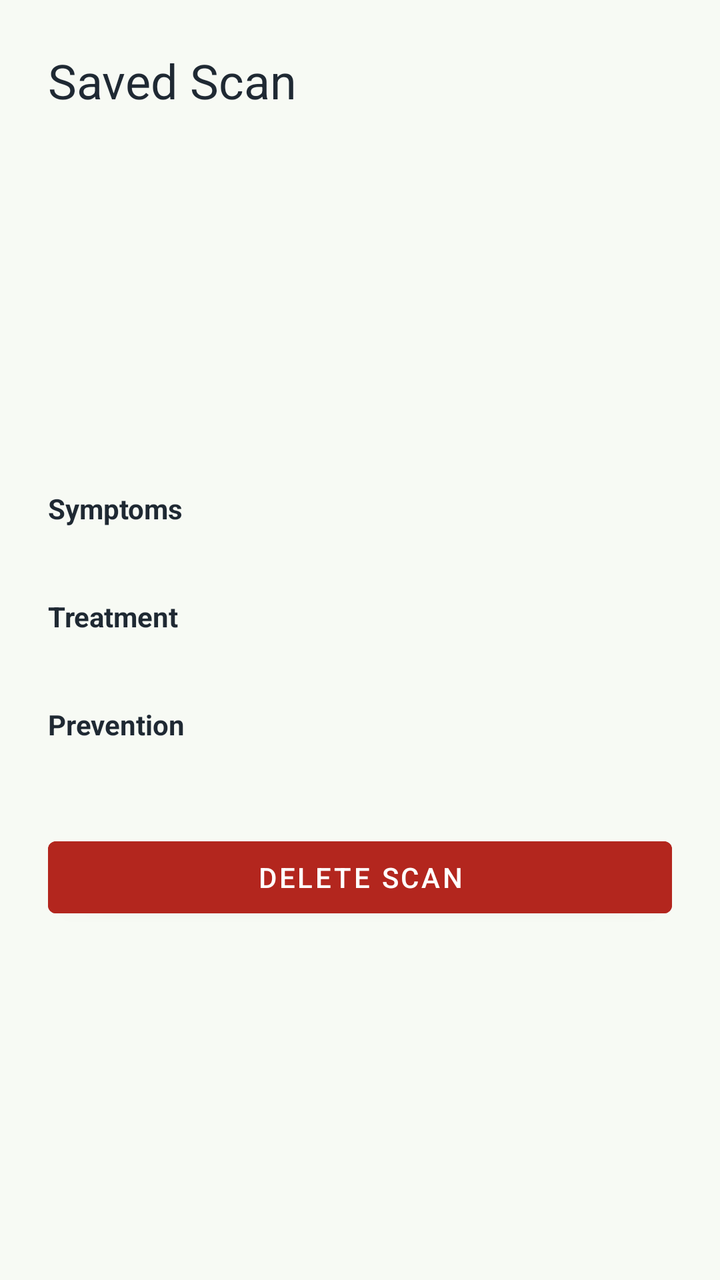
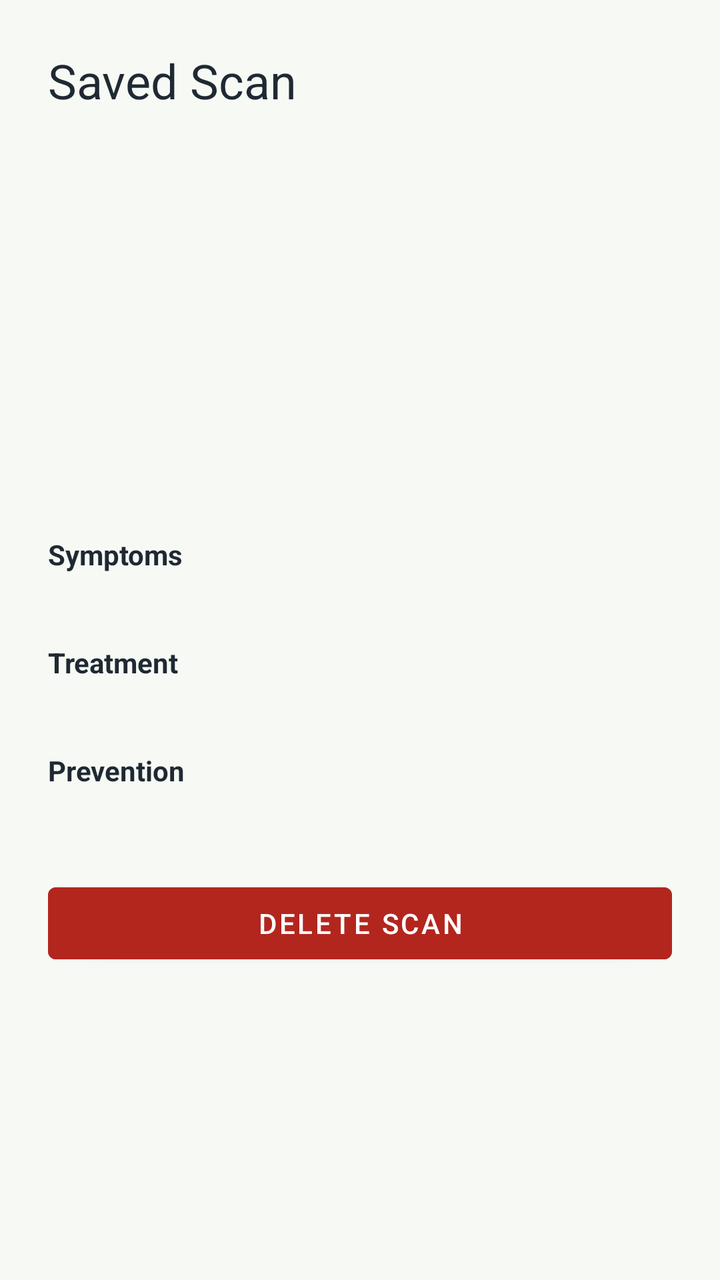

Compare the two renders of this Android layout. The source of the first and the diff that turns it into the second are given below.
<!-- AndroidManifest.xml: application theme Theme.Cropora -->
<!-- res/layout/activity_history_detail.xml -->
<?xml version="1.0" encoding="utf-8"?>
<ScrollView xmlns:android="http://schemas.android.com/apk/res/android"
    android:layout_width="match_parent"
    android:layout_height="match_parent"
    android:background="@color/screen_background">

    <LinearLayout
        android:layout_width="match_parent"
        android:layout_height="wrap_content"
        android:orientation="vertical"
        android:padding="24dp">

        <TextView
            android:layout_width="match_parent"
            android:layout_height="wrap_content"
            android:text="@string/history_detail_title"
            android:textColor="@color/text_primary"
            android:textSize="24sp" />

        <TextView
            android:id="@+id/textDetailDisease"
            android:layout_width="match_parent"
            android:layout_height="wrap_content"
            android:layout_marginTop="16dp"
            android:textColor="@color/leaf_green_dark"
            android:textSize="22sp" />

        <TextView
            android:id="@+id/textDetailModelLabel"
            android:layout_width="match_parent"
            android:layout_height="wrap_content"
            android:layout_marginTop="4dp"
            android:textColor="@color/text_secondary" />

        <TextView
            android:id="@+id/textDetailConfidence"
            android:layout_width="match_parent"
            android:layout_height="wrap_content"
            android:layout_marginTop="8dp"
            android:textColor="@color/text_primary" />

        <TextView
            android:id="@+id/textDetailUncertain"
            android:layout_width="match_parent"
            android:layout_height="wrap_content"
            android:layout_marginTop="4dp"
            android:textColor="@color/text_secondary" />

        <TextView
            android:id="@+id/textDetailGuidanceStatus"
            android:layout_width="match_parent"
            android:layout_height="wrap_content"
            android:layout_marginTop="4dp"
            android:textColor="@color/text_secondary" />

        <TextView
            android:id="@+id/textDetailTimestamp"
            android:layout_width="match_parent"
            android:layout_height="wrap_content"
            android:layout_marginTop="8dp"
            android:textColor="@color/text_secondary" />

        <TextView
            android:layout_width="match_parent"
            android:layout_height="wrap_content"
            android:layout_marginTop="20dp"
            android:text="@string/symptoms_heading"
            android:textColor="@color/text_primary"
            android:textStyle="bold" />

        <TextView
            android:id="@+id/textDetailSymptoms"
            android:layout_width="match_parent"
            android:layout_height="wrap_content"
            android:textColor="@color/text_secondary" />

        <TextView
            android:layout_width="match_parent"
            android:layout_height="wrap_content"
            android:layout_marginTop="16dp"
            android:text="@string/treatment_heading"
            android:textColor="@color/text_primary"
            android:textStyle="bold" />

        <TextView
            android:id="@+id/textDetailTreatment"
            android:layout_width="match_parent"
            android:layout_height="wrap_content"
            android:textColor="@color/text_secondary" />

        <TextView
            android:layout_width="match_parent"
            android:layout_height="wrap_content"
            android:layout_marginTop="16dp"
            android:text="@string/prevention_heading"
            android:textColor="@color/text_primary"
            android:textStyle="bold" />

        <TextView
            android:id="@+id/textDetailPrevention"
            android:layout_width="match_parent"
            android:layout_height="wrap_content"
            android:textColor="@color/text_secondary" />

        <Button
            android:id="@+id/buttonDeleteHistory"
            android:layout_width="match_parent"
            android:layout_height="wrap_content"
            android:layout_marginTop="24dp"
            android:backgroundTint="@color/danger_red"
            android:text="@string/delete_history" />
    </LinearLayout>
</ScrollView>
<!-- resources referenced by this layout -->
<resources>
  <color name="danger_red">#B3261E</color>
  <color name="leaf_green_dark">#1B5E20</color>
  <color name="screen_background">#F7FAF4</color>
  <color name="text_primary">#1F2933</color>
  <color name="text_secondary">#52606D</color>
  <string name="delete_history">Delete Scan</string>
  <string name="history_detail_title">Saved Scan</string>
  <string name="prevention_heading">Prevention</string>
  <string name="symptoms_heading">Symptoms</string>
  <string name="treatment_heading">Treatment</string>
  <style name="Theme.Cropora" parent="Theme.MaterialComponents.DayNight.DarkActionBar">
          <item name="colorPrimary">@color/leaf_green</item>
          <item name="colorPrimaryDark">@color/leaf_green_dark</item>
          <item name="colorAccent">@color/leaf_green</item>
          <item name="android:windowBackground">@color/screen_background</item>
      </style>
  <color name="leaf_green">#2E7D32</color>
</resources>

<!-- the commit's change to res/layout/activity_history_detail.xml (unified diff, before → after) -->
@@ -61,6 +61,13 @@
             android:textColor="@color/text_secondary" />
 
         <TextView
+            android:id="@+id/textDetailLocation"
+            android:layout_width="match_parent"
+            android:layout_height="wrap_content"
+            android:layout_marginTop="4dp"
+            android:textColor="@color/text_secondary" />
+
+        <TextView
             android:layout_width="match_parent"
             android:layout_height="wrap_content"
             android:layout_marginTop="20dp"
